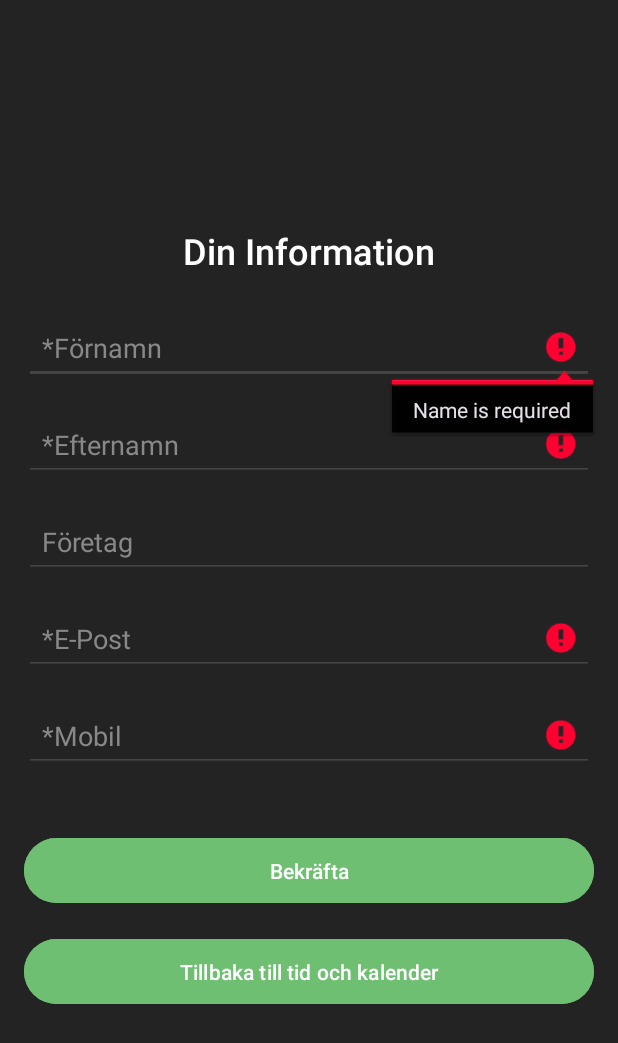
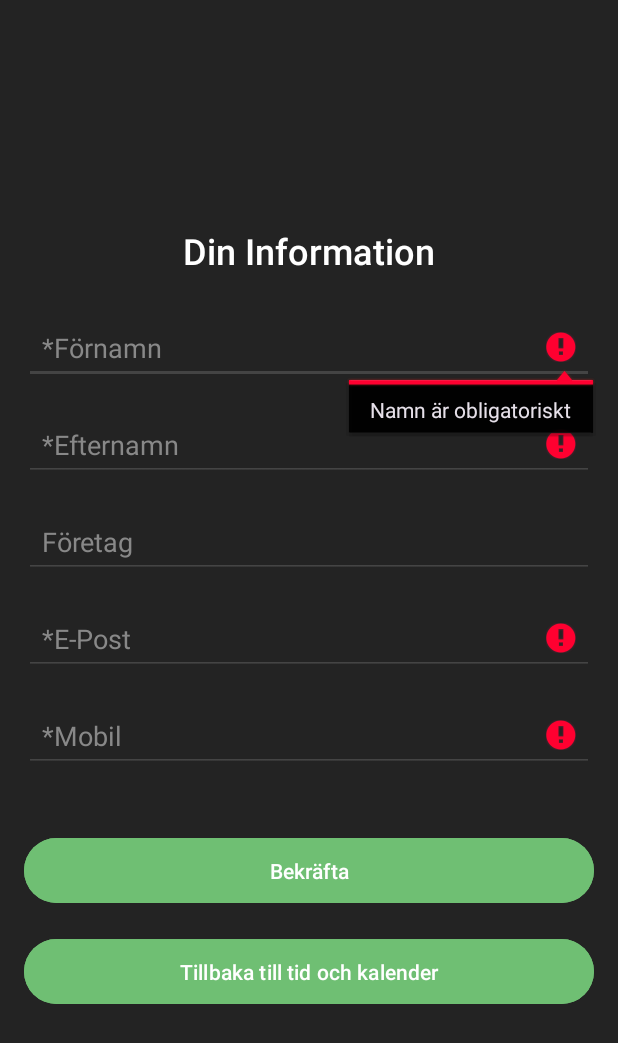
Before and after one commit to engNesta/SpacesbyYG, an Android app: the UserInfoActivity screen opened directly, with no data from a screen before it, after a tap on "Bekräfta", on a phone screen of 412 x 824 dp. Shown: the top 1043 px of the screen. Run offline under Robolectric (Android 15) with nearby library versions, the phone set to English and light mode, and no system bars; our stand-ins replace Firebase (no records; nobody signed in at launch, a user with empty details on screens opened directly).

Commit message:
Translated to swedish in User section

```diff
--- a/app/src/main/java/com/example/spacesbyyg/AdminLoginActivity.kt
+++ b/app/src/main/java/com/example/spacesbyyg/AdminLoginActivity.kt
@@ -102,17 +102,17 @@ class AdminLoginActivity : AppCompatActivity() {
 
         // Check for empty email
         if (email.isEmpty()) {
-            emailEditText.error = "Email is required"
+            emailEditText.error = "E-post krävs"
             isValid = false
         } else if (!Patterns.EMAIL_ADDRESS.matcher(email).matches()) {
             // Validate email format
-            emailEditText.error = "Invalid email format"
+            emailEditText.error = "Ogiltigt e-postformat"
             isValid = false
         }
 
         // Check for empty password
         if (password.isEmpty()) {
-            passwordEditText.error = "Password is required"
+            passwordEditText.error = "Lösenord krävs"
             isValid = false
         }
 
--- a/app/src/main/java/com/example/spacesbyyg/RoomSelectionActivity.kt
+++ b/app/src/main/java/com/example/spacesbyyg/RoomSelectionActivity.kt
@@ -81,7 +81,7 @@ class RoomSelectionActivity : AppCompatActivity() {
                 intent.putExtra("room", selectedRoom) // Passing selected room to next activity
                 startActivity(intent)
             } else {
-                Toast.makeText(this, "Please select a room", Toast.LENGTH_SHORT).show()
+                Toast.makeText(this, "Vänligen välj ett rum", Toast.LENGTH_SHORT).show()
             }
         }
     }
--- a/app/src/main/java/com/example/spacesbyyg/UserInfoActivity.kt
+++ b/app/src/main/java/com/example/spacesbyyg/UserInfoActivity.kt
@@ -100,29 +100,29 @@ class UserInfoActivity : AppCompatActivity() {
 
         // Validate Name
         if (name.isEmpty()) {
-            findViewById<EditText>(R.id.userName).error = "Name is required"
+            findViewById<EditText>(R.id.userName).error = "Namn är obligatoriskt"
             isValid = false
         }
 
         // Validate Surname
         if (surname.isEmpty()) {
-            findViewById<EditText>(R.id.userSurname).error = "Surname is required"
+            findViewById<EditText>(R.id.userSurname).error = "Efternamn är obligatoriskt"
             isValid = false
         }
 
         // Validate Email
         if (email.isEmpty()) {
-            findViewById<EditText>(R.id.userEmail).error = "Email is required"
+            findViewById<EditText>(R.id.userEmail).error = "E-postadress är obligatorisk"
             isValid = false
         } else if (!Patterns.EMAIL_ADDRESS.matcher(email).matches()) {
-            findViewById<EditText>(R.id.userEmail).error = "Invalid email format"
+            findViewById<EditText>(R.id.userEmail).error = "Ogiltigt e-postformat"
             isValid = false
         }
 
         // Validate Phone (Swedish format)
         val swedishPhoneRegex = Regex("^(?:0\\d{9,10}|\\+46\\d{9,10})$")
         if (!swedishPhoneRegex.matches(phone)) {
-            findViewById<EditText>(R.id.userPhone).error = "Invalid Swedish phone number format"
+            findViewById<EditText>(R.id.userPhone).error = "Ogiltigt svenskt telefonnummerformat"
             isValid = false
         }
         return isValid
@@ -163,7 +163,7 @@ class UserInfoActivity : AppCompatActivity() {
                 finish()
             }
             .addOnFailureListener { e ->
-                Toast.makeText(this, "Failed to submit booking: ${e.message}", Toast.LENGTH_LONG).show()
+                Toast.makeText(this, "Det gick inte att skicka bokningen: ${e.message}", Toast.LENGTH_LONG).show()
             }
     }
 }
--- a/build.gradle.kts
+++ b/build.gradle.kts
@@ -1,6 +1,6 @@
 // Top-level build file where you can add configuration options common to all sub-projects/modules.
 plugins {
-    alias(libs.plugins.android.application) apply false
-    alias(libs.plugins.kotlin.android) apply false
+    id("com.android.application") version "8.6.0" apply false
+    id("org.jetbrains.kotlin.android") version "1.9.0" apply false
     id("com.google.gms.google-services") version "4.4.2" apply false
 }
--- a/gradle/libs.versions.toml
+++ b/gradle/libs.versions.toml
@@ -1,5 +1,5 @@
 [versions]
-agp = "8.7.3"
+agp = "8.7.1"
 kotlin = "1.9.0"
 coreKtx = "1.13.1"
 junit = "4.13.2"
```
Also changed, not shown: app/src/main/java/com/example/spacesbyyg/TimeAndCalendarActivity.kt (+6 -6 lines), gradle/wrapper/gradle-wrapper.properties.
